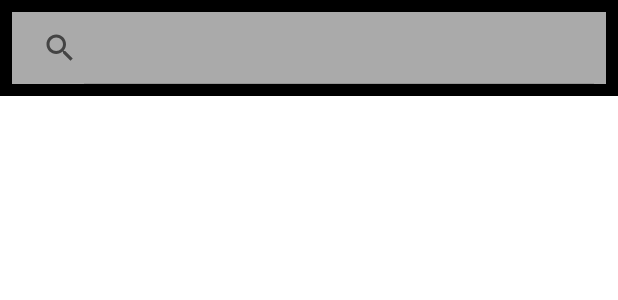
After one commit to Pastatown/OutsideNews, an Android app: the layout search_view.xml on its own in the app's theme, with its tools: preview values and no code run, on a phone screen of 412 x 824 dp. The commit adds this screen. Shown: the top 300 px of the screen. Run offline under Robolectric (Android 15) with nearby library versions, the phone set to English and light mode, and no system bars; network calls fail.

Commit message:
RajoutView

```diff
--- a/app/src/main/java/com/example/outsidenews/MainActivity.kt
+++ b/app/src/main/java/com/example/outsidenews/MainActivity.kt
@@ -21,7 +21,8 @@ class MainActivity : AppCompatActivity(), OnArticleClick {
         super.onCreate(savedInstanceState)
         setContentView(R.layout.activity_main)
 
-        //Définir notre recyclerView en LinearLayout
+        //Définit notre recyclerView en LinearLayout
+
         val recyclerView : RecyclerView = findViewById(R.id.recyclerView)
         recyclerView.layoutManager = LinearLayoutManager(this)
 
@@ -46,7 +47,6 @@ class MainActivity : AppCompatActivity(), OnArticleClick {
                     val newsJsonObject = newsJsonArray.getJSONObject(i)
 
                     val news = News(
-
                         newsJsonObject.getString("title"),
                         newsJsonObject.getString("description"),
                         newsJsonObject.getString("author"),
@@ -81,4 +81,5 @@ class MainActivity : AppCompatActivity(), OnArticleClick {
         val customTabsIntent = builder.build()
         customTabsIntent.launchUrl(this, Uri.parse(news.url))
     }
+
 }
--- /dev/null
+++ b/app/src/main/res/layout/search_view.xml
@@ -0,0 +1,18 @@
+<?xml version="1.0" encoding="utf-8"?>
+<LinearLayout xmlns:android="http://schemas.android.com/apk/res/android"
+    xmlns:app="http://schemas.android.com/apk/res-auto"
+    android:padding="8dp"
+    android:background="@android:color/black"
+    android:layout_width="match_parent"
+    android:layout_height="wrap_content">
+    <SearchView
+        android:id="@+id/search"
+        android:layout_width="0dp"
+        android:layout_height="wrap_content"
+        android:layout_weight="1"
+        android:background="@android:color/darker_gray"
+        android:iconifiedByDefault="false"
+        app:queryBackground="@android:color/background_light"
+        app:submitBackground="@android:color/background_dark">
+    </SearchView>
+</LinearLayout>
```
